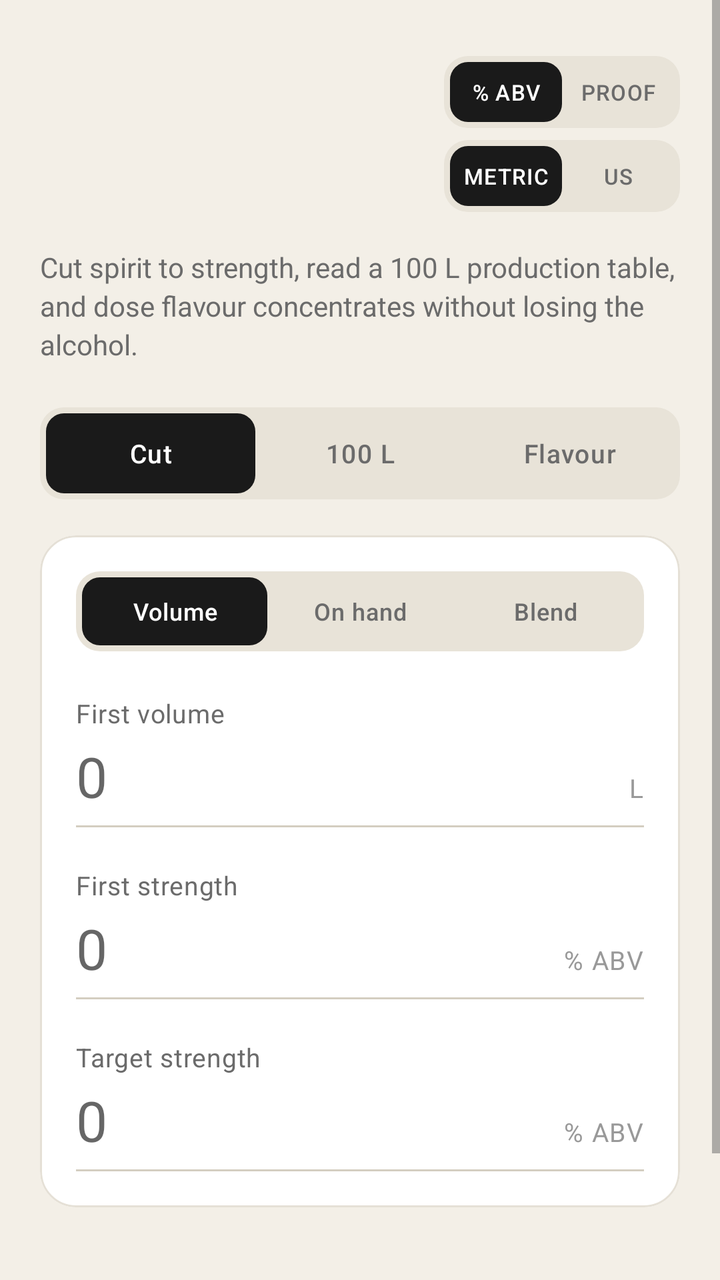
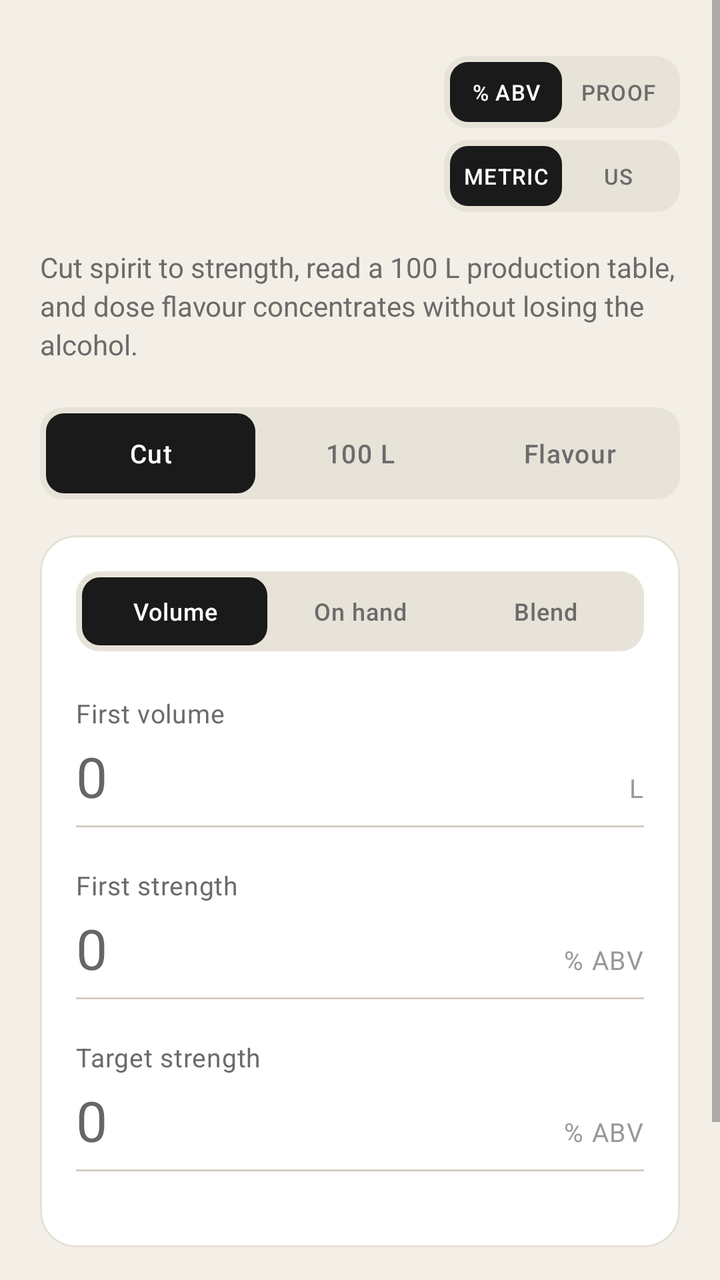

Compare the two renders of this Android layout. The source of the first and the diff that turns it into the second are given below.
<!-- AndroidManifest.xml: application theme Theme.Neatly -->
<!-- res/layout/activity_main.xml -->
<?xml version="1.0" encoding="utf-8"?>
<ScrollView xmlns:android="http://schemas.android.com/apk/res/android"
    xmlns:app="http://schemas.android.com/apk/res-auto"
    android:layout_width="match_parent"
    android:layout_height="match_parent"
    android:background="@color/bg"
    android:fillViewport="true">

    <LinearLayout
        android:layout_width="match_parent"
        android:layout_height="wrap_content"
        android:orientation="vertical"
        android:paddingStart="20dp"
        android:paddingEnd="20dp"
        android:paddingTop="28dp"
        android:paddingBottom="40dp">

        <LinearLayout
            android:layout_width="match_parent"
            android:layout_height="wrap_content"
            android:orientation="horizontal"
            android:gravity="center_vertical"
            android:layout_marginBottom="18dp">

            <TextView
                android:id="@+id/wordmarkText"
                android:layout_width="0dp"
                android:layout_height="wrap_content"
                android:layout_weight="1"
                android:textSize="38sp"
                android:textColor="@color/ink"
                android:includeFontPadding="false" />

            <LinearLayout
                android:layout_width="wrap_content"
                android:layout_height="wrap_content"
                android:orientation="vertical"
                android:gravity="end">

                <LinearLayout
                    android:layout_width="wrap_content"
                    android:layout_height="wrap_content"
                    android:orientation="horizontal"
                    android:background="@drawable/pill_container"
                    android:padding="3dp"
                    android:layout_marginBottom="6dp">

                    <TextView
                        android:id="@+id/unitAbv"
                        android:layout_width="56dp"
                        android:layout_height="30dp"
                        android:gravity="center"
                        android:text="@string/unit_abv"
                        android:textSize="11sp"
                        android:textColor="@color/on_accent"
                        android:fontFamily="sans-serif-medium"
                        android:letterSpacing="0.04"
                        android:background="@drawable/pill_active" />

                    <TextView
                        android:id="@+id/unitProof"
                        android:layout_width="56dp"
                        android:layout_height="30dp"
                        android:gravity="center"
                        android:text="@string/unit_proof"
                        android:textSize="11sp"
                        android:textColor="@color/ink_muted"
                        android:fontFamily="sans-serif-medium"
                        android:letterSpacing="0.04" />
                </LinearLayout>

                <LinearLayout
                    android:layout_width="wrap_content"
                    android:layout_height="wrap_content"
                    android:orientation="horizontal"
                    android:background="@drawable/pill_container"
                    android:padding="3dp">

                    <TextView
                        android:id="@+id/unitMetric"
                        android:layout_width="56dp"
                        android:layout_height="30dp"
                        android:gravity="center"
                        android:text="@string/unit_metric"
                        android:textSize="11sp"
                        android:textColor="@color/on_accent"
                        android:fontFamily="sans-serif-medium"
                        android:letterSpacing="0.04"
                        android:background="@drawable/pill_active" />

                    <TextView
                        android:id="@+id/unitImperial"
                        android:layout_width="56dp"
                        android:layout_height="30dp"
                        android:gravity="center"
                        android:text="@string/unit_imperial"
                        android:textSize="11sp"
                        android:textColor="@color/ink_muted"
                        android:fontFamily="sans-serif-medium"
                        android:letterSpacing="0.04" />
                </LinearLayout>
            </LinearLayout>
        </LinearLayout>

        <TextView
            android:layout_width="match_parent"
            android:layout_height="wrap_content"
            android:text="@string/tagline"
            android:textColor="@color/ink_muted"
            android:textSize="14sp"
            android:lineSpacingExtra="3dp"
            android:layout_marginBottom="22dp" />

        <LinearLayout
            android:layout_width="match_parent"
            android:layout_height="wrap_content"
            android:orientation="horizontal"
            android:background="@drawable/pill_container"
            android:padding="3dp"
            android:layout_marginBottom="18dp">

            <TextView
                android:id="@+id/tabCut"
                android:layout_width="0dp"
                android:layout_height="40dp"
                android:layout_weight="1"
                android:gravity="center"
                android:text="@string/tab_cut"
                android:textSize="13sp"
                android:textColor="@color/on_accent"
                android:fontFamily="sans-serif-medium"
                android:letterSpacing="0.04"
                android:background="@drawable/pill_active" />

            <TextView
                android:id="@+id/tab100l"
                android:layout_width="0dp"
                android:layout_height="40dp"
                android:layout_weight="1"
                android:gravity="center"
                android:text="@string/tab_100l"
                android:textSize="13sp"
                android:textColor="@color/ink_muted"
                android:fontFamily="sans-serif-medium"
                android:letterSpacing="0.04" />

            <TextView
                android:id="@+id/tabFlavour"
                android:layout_width="0dp"
                android:layout_height="40dp"
                android:layout_weight="1"
                android:gravity="center"
                android:text="@string/tab_flavour"
                android:textSize="13sp"
                android:textColor="@color/ink_muted"
                android:fontFamily="sans-serif-medium"
                android:letterSpacing="0.04" />
        </LinearLayout>

        <com.google.android.material.card.MaterialCardView
            android:layout_width="match_parent"
            android:layout_height="wrap_content"
            app:cardBackgroundColor="@color/card_bg"
            app:cardCornerRadius="18dp"
            app:cardElevation="0dp"
            app:strokeColor="@color/border"
            app:strokeWidth="1dp"
            android:layout_marginBottom="16dp">

            <LinearLayout
                android:layout_width="match_parent"
                android:layout_height="wrap_content"
                android:orientation="vertical"
                android:padding="18dp">

                <LinearLayout
                    android:layout_width="match_parent"
                    android:layout_height="wrap_content"
                    android:orientation="horizontal"
                    android:background="@drawable/pill_container"
                    android:padding="3dp"
                    android:layout_marginBottom="22dp">

                    <TextView
                        android:id="@+id/subVolume"
                        android:layout_width="0dp"
                        android:layout_height="34dp"
                        android:layout_weight="1"
                        android:gravity="center"
                        android:text="@string/subtab_volume"
                        android:textSize="12sp"
                        android:textColor="@color/on_accent"
                        android:fontFamily="sans-serif-medium"
                        android:letterSpacing="0.03"
                        android:background="@drawable/pill_active" />

                    <TextView
                        android:id="@+id/subOnHand"
                        android:layout_width="0dp"
                        android:layout_height="34dp"
                        android:layout_weight="1"
                        android:gravity="center"
                        android:text="@string/subtab_onhand"
                        android:textSize="12sp"
                        android:textColor="@color/ink_muted"
                        android:fontFamily="sans-serif-medium"
                        android:letterSpacing="0.03" />

                    <TextView
                        android:id="@+id/subBlend"
                        android:layout_width="0dp"
                        android:layout_height="34dp"
                        android:layout_weight="1"
                        android:gravity="center"
                        android:text="@string/subtab_blend"
                        android:textSize="12sp"
                        android:textColor="@color/ink_muted"
                        android:fontFamily="sans-serif-medium"
                        android:letterSpacing="0.03" />
                </LinearLayout>

                <LinearLayout
                    android:layout_width="match_parent"
                    android:layout_height="wrap_content"
                    android:orientation="vertical"
                    android:layout_marginBottom="20dp">

                    <TextView
                        android:layout_width="wrap_content"
                        android:layout_height="wrap_content"
                        android:text="@string/label_first_volume"
                        android:textSize="13sp"
                        android:textColor="@color/ink_muted"
                        android:letterSpacing="0.02" />

                    <LinearLayout
                        android:layout_width="match_parent"
                        android:layout_height="wrap_content"
                        android:orientation="horizontal"
                        android:gravity="bottom">

                        <EditText
                            android:id="@+id/sourceVolume"
                            android:layout_width="0dp"
                            android:layout_height="wrap_content"
                            android:layout_weight="1"
                            android:textSize="28sp"
                            android:textColor="@color/ink"
                            android:fontFamily="@font/playfair_display"
                            android:background="@null"
                            android:paddingTop="4dp"
                            android:paddingBottom="6dp"
                            android:inputType="numberDecimal"
                            android:importantForAutofill="no"
                            android:hint="0" />

                        <TextView
                            android:id="@+id/unitVolume"
                            android:layout_width="wrap_content"
                            android:layout_height="wrap_content"
                            android:text="@string/unit_liters"
                            android:textSize="13sp"
                            android:textColor="@color/ink_light"
                            android:letterSpacing="0.04"
                            android:paddingBottom="10dp" />
                    </LinearLayout>

                    <View
                        android:layout_width="match_parent"
                        android:layout_height="1dp"
                        android:background="@color/border_strong" />
                </LinearLayout>

                <LinearLayout
                    android:layout_width="match_parent"
                    android:layout_height="wrap_content"
                    android:orientation="vertical"
                    android:layout_marginBottom="20dp">

                    <TextView
                        android:layout_width="wrap_content"
                        android:layout_height="wrap_content"
                        android:text="@string/label_first_strength"
                        android:textSize="13sp"
                        android:textColor="@color/ink_muted"
                        android:letterSpacing="0.02" />

                    <LinearLayout
                        android:layout_width="match_parent"
                        android:layout_height="wrap_content"
                        android:orientation="horizontal"
                        android:gravity="bottom">

                        <EditText
                            android:id="@+id/sourceAbv"
                            android:layout_width="0dp"
                            android:layout_height="wrap_content"
                            android:layout_weight="1"
                            android:textSize="28sp"
                            android:textColor="@color/ink"
                            android:fontFamily="@font/playfair_display"
                            android:background="@null"
                            android:paddingTop="4dp"
                            android:paddingBottom="6dp"
                            android:inputType="numberDecimal"
                            android:importantForAutofill="no"
                            android:hint="0" />

                        <TextView
                            android:id="@+id/unitSourceStrength"
                            android:layout_width="wrap_content"
                            android:layout_height="wrap_content"
                            android:text="@string/unit_abv"
                            android:textSize="13sp"
                            android:textColor="@color/ink_light"
                            android:letterSpacing="0.04"
                            android:paddingBottom="10dp" />
                    </LinearLayout>

                    <View
                        android:layout_width="match_parent"
                        android:layout_height="1dp"
                        android:background="@color/border_strong" />
                </LinearLayout>

                <LinearLayout
                    android:layout_width="match_parent"
                    android:layout_height="wrap_content"
                    android:orientation="vertical">

                    <TextView
                        android:layout_width="wrap_content"
                        android:layout_height="wrap_content"
                        android:text="@string/label_target_strength"
                        android:textSize="13sp"
                        android:textColor="@color/ink_muted"
                        android:letterSpacing="0.02" />

                    <LinearLayout
                        android:layout_width="match_parent"
                        android:layout_height="wrap_content"
                        android:orientation="horizontal"
                        android:gravity="bottom">

                        <EditText
                            android:id="@+id/targetAbv"
                            android:layout_width="0dp"
                            android:layout_height="wrap_content"
                            android:layout_weight="1"
                            android:textSize="28sp"
                            android:textColor="@color/ink"
                            android:fontFamily="@font/playfair_display"
                            android:background="@null"
                            android:paddingTop="4dp"
                            android:paddingBottom="6dp"
                            android:inputType="numberDecimal"
                            android:importantForAutofill="no"
                            android:hint="0" />

                        <TextView
                            android:id="@+id/unitTargetStrength"
                            android:layout_width="wrap_content"
                            android:layout_height="wrap_content"
                            android:text="@string/unit_abv"
                            android:textSize="13sp"
                            android:textColor="@color/ink_light"
                            android:letterSpacing="0.04"
                            android:paddingBottom="10dp" />
                    </LinearLayout>

                    <View
                        android:layout_width="match_parent"
                        android:layout_height="1dp"
                        android:background="@color/border_strong" />
                </LinearLayout>

            </LinearLayout>
        </com.google.android.material.card.MaterialCardView>

        <com.google.android.material.card.MaterialCardView
            android:id="@+id/resultsCard"
            android:layout_width="match_parent"
            android:layout_height="wrap_content"
            app:cardBackgroundColor="@color/card_bg"
            app:cardCornerRadius="18dp"
            app:cardElevation="0dp"
            app:strokeColor="@color/border"
            app:strokeWidth="1dp"
            android:layout_marginBottom="16dp"
            android:visibility="gone">

            <LinearLayout
                android:layout_width="match_parent"
                android:layout_height="wrap_content"
                android:orientation="vertical"
                android:padding="20dp">

                <TextView
                    android:layout_width="wrap_content"
                    android:layout_height="wrap_content"
                    android:text="@string/results_title"
                    android:textSize="22sp"
                    android:textColor="@color/ink"
                    android:fontFamily="@font/playfair_display"
                    android:layout_marginBottom="14dp" />

                <LinearLayout
                    android:layout_width="match_parent"
                    android:layout_height="wrap_content"
                    android:orientation="horizontal"
                    android:paddingTop="14dp"
                    android:paddingBottom="14dp">

                    <TextView
                        android:layout_width="0dp"
                        android:layout_height="wrap_content"
                        android:layout_weight="1"
                        android:text="@string/result_water_to_add"
                        android:textSize="15sp"
                        android:textColor="@color/ink_muted" />

                    <TextView
                        android:id="@+id/resWater"
                        android:layout_width="wrap_content"
                        android:layout_height="wrap_content"
                        android:textSize="24sp"
                        android:textColor="@color/ink"
                        android:fontFamily="@font/playfair_display" />
                </LinearLayout>

                <View android:layout_width="match_parent" android:layout_height="1dp" android:background="@color/border" />

                <LinearLayout
                    android:layout_width="match_parent"
                    android:layout_height="wrap_content"
                    android:orientation="horizontal"
                    android:paddingTop="14dp"
                    android:paddingBottom="14dp">

                    <TextView
                        android:layout_width="0dp"
                        android:layout_height="wrap_content"
                        android:layout_weight="1"
                        android:text="@string/result_final_volume"
                        android:textSize="15sp"
                        android:textColor="@color/ink_muted" />

                    <TextView
                        android:id="@+id/resFinalVol"
                        android:layout_width="wrap_content"
                        android:layout_height="wrap_content"
                        android:textSize="24sp"
                        android:textColor="@color/ink"
                        android:fontFamily="@font/playfair_display" />
                </LinearLayout>

                <View android:layout_width="match_parent" android:layout_height="1dp" android:background="@color/border" />

                <LinearLayout
                    android:layout_width="match_parent"
                    android:layout_height="wrap_content"
                    android:orientation="horizontal"
                    android:paddingTop="14dp"
                    android:paddingBottom="14dp">

                    <TextView
                        android:layout_width="0dp"
                        android:layout_height="wrap_content"
                        android:layout_weight="1"
                        android:text="@string/result_pure_alcohol"
                        android:textSize="15sp"
                        android:textColor="@color/ink_muted" />

                    <TextView
                        android:id="@+id/resPureAlc"
                        android:layout_width="wrap_content"
                        android:layout_height="wrap_content"
                        android:textSize="24sp"
                        android:textColor="@color/ink"
                        android:fontFamily="@font/playfair_display" />
                </LinearLayout>

                <View android:layout_width="match_parent" android:layout_height="1dp" android:background="@color/border" />

                <LinearLayout
                    android:layout_width="match_parent"
                    android:layout_height="wrap_content"
                    android:orientation="horizontal"
                    android:paddingTop="14dp"
                    android:paddingBottom="14dp">

                    <TextView
                        android:layout_width="0dp"
                        android:layout_height="wrap_content"
                        android:layout_weight="1"
                        android:text="@string/result_contraction"
                        android:textSize="15sp"
                        android:textColor="@color/ink_muted" />

                    <TextView
                        android:id="@+id/resContraction"
                        android:layout_width="wrap_content"
                        android:layout_height="wrap_content"
                        android:textSize="24sp"
                        android:textColor="@color/ink"
                        android:fontFamily="@font/playfair_display" />
                </LinearLayout>

                <TextView
                    android:id="@+id/resWarning"
                    android:layout_width="match_parent"
                    android:layout_height="wrap_content"
                    android:textSize="13sp"
                    android:textColor="@color/ink_light"
                    android:layout_marginTop="14dp" />
            </LinearLayout>
        </com.google.android.material.card.MaterialCardView>

        <com.google.android.material.card.MaterialCardView
            android:id="@+id/updateBanner"
            android:layout_width="match_parent"
            android:layout_height="wrap_content"
            app:cardBackgroundColor="@color/accent_dark"
            app:cardCornerRadius="12dp"
            app:cardElevation="0dp"
            android:layout_marginBottom="16dp"
            android:clickable="true"
            android:focusable="true"
            android:visibility="gone">

            <TextView
                android:layout_width="match_parent"
                android:layout_height="wrap_content"
                android:paddingTop="14dp"
                android:paddingBottom="14dp"
                android:paddingStart="20dp"
                android:paddingEnd="20dp"
                android:gravity="center"
                android:text="@string/update_ready"
                android:textColor="@color/on_accent"
                android:textSize="14sp"
                android:fontFamily="sans-serif-medium"
                android:letterSpacing="0.03" />
        </com.google.android.material.card.MaterialCardView>

        <TextView
            android:id="@+id/footerText"
            android:layout_width="match_parent"
            android:layout_height="wrap_content"
            android:layout_marginTop="36dp"
            android:textSize="11sp"
            android:textColor="@color/ink_light"
            android:fontFamily="sans-serif"
            android:letterSpacing="0.08"
            android:gravity="center" />

    </LinearLayout>
</ScrollView>
<!-- resources referenced by this layout -->
<resources>
  <color name="accent_dark">#1A1A1A</color>
  <color name="bg">#F3EFE7</color>
  <color name="border">#E5E0D6</color>
  <color name="border_strong">#D4CEC1</color>
  <color name="card_bg">#FFFFFF</color>
  <color name="ink">#1A1A1A</color>
  <color name="ink_light">#999999</color>
  <color name="ink_muted">#6B6B6B</color>
  <color name="on_accent">#FFFFFF</color>
  <!-- drawable pill_active (drawable) -->
  <?xml version="1.0" encoding="utf-8"?>
  <shape xmlns:android="http://schemas.android.com/apk/res/android"
      android:shape="rectangle">
      <solid android:color="@color/accent_dark" />
      <corners android:radius="9dp" />
  </shape>
  <!-- drawable pill_container (drawable) -->
  <?xml version="1.0" encoding="utf-8"?>
  <shape xmlns:android="http://schemas.android.com/apk/res/android"
      android:shape="rectangle">
      <solid android:color="@color/tint" />
      <corners android:radius="12dp" />
  </shape>
  <string name="label_first_strength">First strength</string>
  <string name="label_first_volume">First volume</string>
  <string name="label_target_strength">Target strength</string>
  <string name="result_contraction">Contraction</string>
  <string name="result_final_volume">Final volume</string>
  <string name="result_pure_alcohol">Pure alcohol</string>
  <string name="result_water_to_add">Water to add</string>
  <string name="results_title">Results</string>
  <string name="subtab_blend">Blend</string>
  <string name="subtab_onhand">On hand</string>
  <string name="subtab_volume">Volume</string>
  <string name="tab_100l">100 L</string>
  <string name="tab_cut">Cut</string>
  <string name="tab_flavour">Flavour</string>
  <string name="tagline">Cut spirit to strength, read a 100 L production table, and dose flavour concentrates without losing the alcohol.</string>
  <string name="unit_abv">% ABV</string>
  <string name="unit_imperial">US</string>
  <string name="unit_liters">L</string>
  <string name="unit_metric">METRIC</string>
  <string name="unit_proof">PROOF</string>
  <string name="update_ready">Update ready · Tap to install</string>
  <style name="Theme.Neatly" parent="Theme.MaterialComponents.Light.NoActionBar">
          <item name="colorPrimary">@color/accent_dark</item>
          <item name="colorPrimaryVariant">@color/accent_dark_hover</item>
          <item name="colorOnPrimary">@color/on_accent</item>
  
          <item name="colorSecondary">@color/ink</item>
          <item name="colorSecondaryVariant">@color/ink_muted</item>
          <item name="colorOnSecondary">@color/on_accent</item>
  
          <item name="android:colorBackground">@color/bg</item>
          <item name="colorSurface">@color/card_bg</item>
          <item name="colorOnSurface">@color/ink</item>
  
          <item name="android:statusBarColor">@color/bg</item>
          <item name="android:windowLightStatusBar">true</item>
          <item name="android:navigationBarColor">@color/bg</item>
          <item name="android:windowLightNavigationBar" tools:targetApi="o_mr1">true</item>
  
          <item name="android:textColorPrimary">@color/ink</item>
          <item name="android:textColorSecondary">@color/ink_muted</item>
      </style>
  <color name="tint">#E8E3D8</color>
  <color name="accent_dark_hover">#333333</color>
</resources>

<!-- the commit's change to res/layout/activity_main.xml (unified diff, before → after) -->
@@ -226,6 +226,7 @@
                     android:layout_marginBottom="20dp">
 
                     <TextView
+                        android:id="@+id/labelVolume"
                         android:layout_width="wrap_content"
                         android:layout_height="wrap_content"
                         android:text="@string/label_first_volume"
@@ -278,6 +279,7 @@
                     android:layout_marginBottom="20dp">
 
                     <TextView
+                        android:id="@+id/labelSourceStrength"
                         android:layout_width="wrap_content"
                         android:layout_height="wrap_content"
                         android:text="@string/label_first_strength"
@@ -326,7 +328,8 @@
                 <LinearLayout
                     android:layout_width="match_parent"
                     android:layout_height="wrap_content"
-                    android:orientation="vertical">
+                    android:orientation="vertical"
+                    android:layout_marginBottom="20dp">
 
                     <TextView
                         android:layout_width="wrap_content"
@@ -359,6 +362,59 @@
 
                         <TextView
                             android:id="@+id/unitTargetStrength"
+                            android:layout_width="wrap_content"
+                            android:layout_height="wrap_content"
+                            android:text="@string/unit_abv"
+                            android:textSize="13sp"
+                            android:textColor="@color/ink_light"
+                            android:letterSpacing="0.04"
+                            android:paddingBottom="10dp" />
+                    </LinearLayout>
+
+                    <View
+                        android:layout_width="match_parent"
+                        android:layout_height="1dp"
+                        android:background="@color/border_strong" />
+                </LinearLayout>
+
+                <LinearLayout
+                    android:id="@+id/diluteWithGroup"
+                    android:layout_width="match_parent"
+                    android:layout_height="wrap_content"
+                    android:orientation="vertical"
+                    android:visibility="gone">
+
+                    <TextView
+                        android:layout_width="wrap_content"
+                        android:layout_height="wrap_content"
+                        android:text="@string/label_dilute_with"
+                        android:textSize="13sp"
+                        android:textColor="@color/ink_muted"
+                        android:letterSpacing="0.02" />
+
+                    <LinearLayout
+                        android:layout_width="match_parent"
+                        android:layout_height="wrap_content"
+                        android:orientation="horizontal"
+                        android:gravity="bottom">
+
+                        <EditText
+                            android:id="@+id/diluteWithAbv"
+                            android:layout_width="0dp"
+                            android:layout_height="wrap_content"
+                            android:layout_weight="1"
+                            android:textSize="28sp"
+                            android:textColor="@color/ink"
+                            android:fontFamily="@font/playfair_display"
+                            android:background="@null"
+                            android:paddingTop="4dp"
+                            android:paddingBottom="6dp"
+                            android:inputType="numberDecimal"
+                            android:importantForAutofill="no"
+                            android:text="0" />
+
+                        <TextView
+                            android:id="@+id/unitDiluteWith"
                             android:layout_width="wrap_content"
                             android:layout_height="wrap_content"
                             android:text="@string/unit_abv"
<!-- resource entries referenced after the edit -->
@@ -23,6 +23,7 @@
       <solid android:color="@color/tint" />
       <corners android:radius="12dp" />
   </shape>
+  <string name="label_dilute_with">Dilute with</string>
   <string name="label_first_strength">First strength</string>
   <string name="label_first_volume">First volume</string>
   <string name="label_target_strength">Target strength</string>
